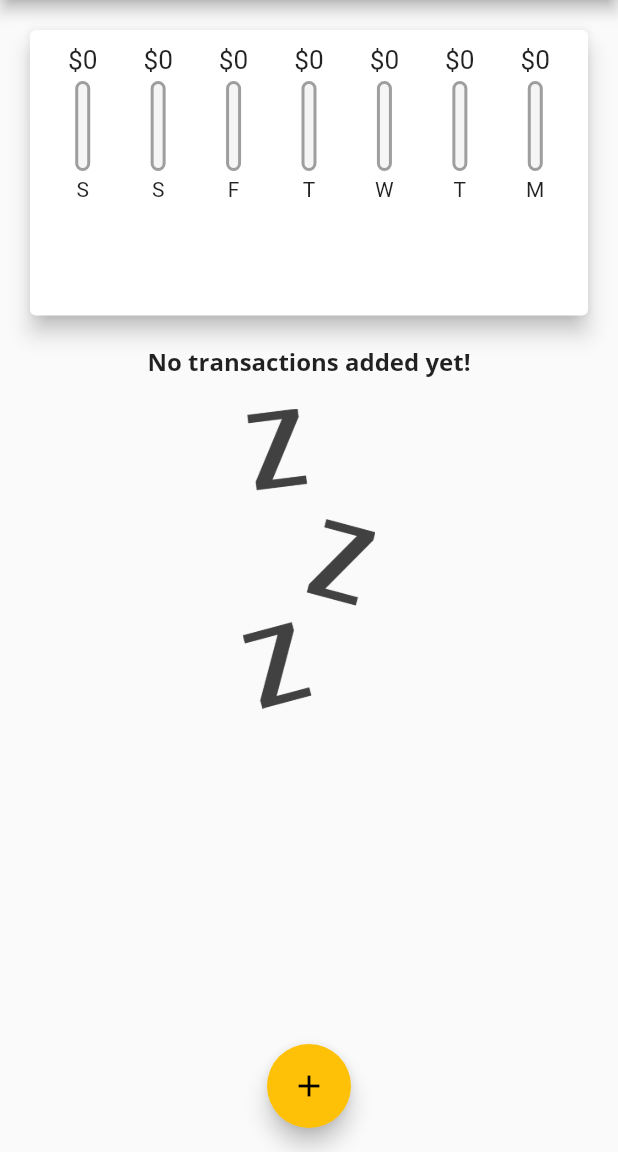
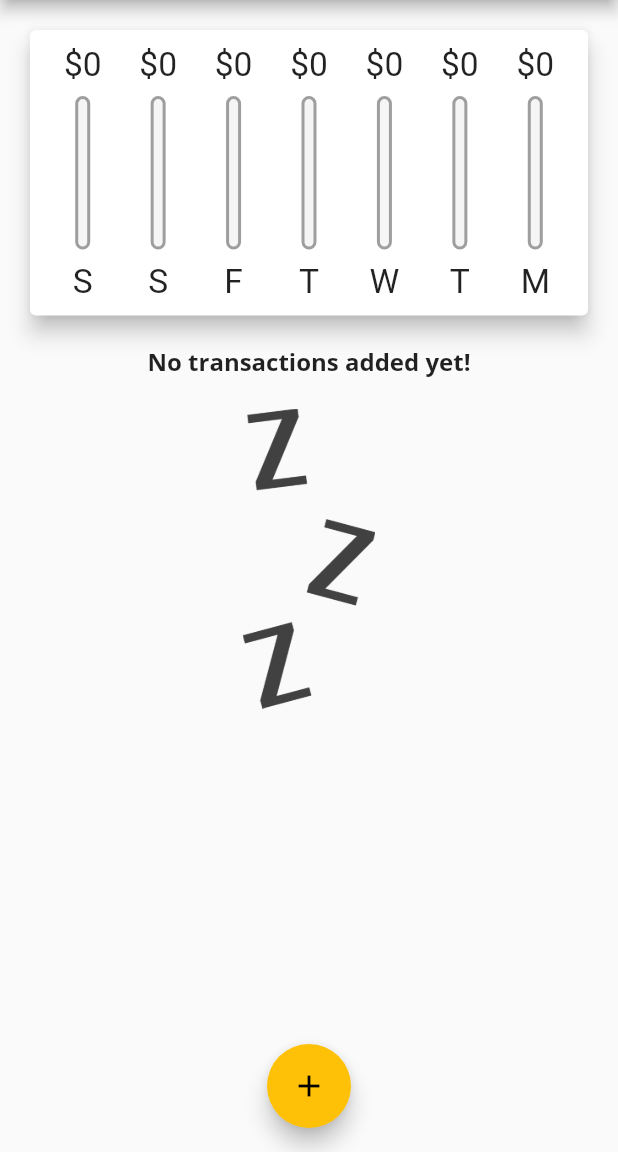
Before and after one commit to Raunakk02/Personal-Expenses-App, a Flutter app: the screen it shows after launch, on a phone screen of 412 x 824 dp, the part 84-1236 px from its top. Run offline on Flutter 3.47's test engine with Material 2 defaults, Android fonts, the phone set to English and light mode, and no system bars.

Commit message:
added responsiveness to chart_bar

```diff
--- a/lib/widgets/chart_bar.dart
+++ b/lib/widgets/chart_bar.dart
@@ -7,10 +7,11 @@ class ChartBar extends StatelessWidget {
   ChartBar(this.day, this.spendingAmount, this.spendingAmountPCT);
   @override
   Widget build(BuildContext context) {
+    return LayoutBuilder(builder: (ctx, constraints) {
       return Column(
         children: [
           Container(
-          height: 20,
+            height: constraints.maxHeight * 0.15,
             child: FittedBox(
               child: Text(
                 '\$${spendingAmount.toStringAsFixed(0)}',
@@ -18,20 +19,22 @@ class ChartBar extends StatelessWidget {
             ),
           ),
           SizedBox(
-          height: 4,
+            height: constraints.maxHeight * 0.05,
           ),
           Container(
-          height: 60,
+            height: constraints.maxHeight * 0.6,
             width: 10,
+            child: Stack(
+              children: [
+                Container(
                   decoration: BoxDecoration(
                     color: Colors.grey[100],
                     border: Border.all(color: Colors.grey, width: 2),
                     borderRadius: BorderRadius.circular(10),
                   ),
-          child: Stack(
-            children: [
+                ),
                 FractionallySizedBox(
-                heightFactor: spendingAmountPCT ,
+                  heightFactor: spendingAmountPCT,
                   child: Container(
                     decoration: BoxDecoration(
                       color: Theme.of(context).primaryColor,
@@ -43,10 +46,16 @@ class ChartBar extends StatelessWidget {
             ),
           ),
           SizedBox(
-          height: 4,
+            height: constraints.maxHeight * 0.05,
           ),
-        Text(day),
+          Container(
+            height: constraints.maxHeight * 0.15,
+            child: FittedBox(
+              child: Text(day),
+            ),
+          ),
         ],
       );
+    });
   }
 }
```
Lines whose indentation alone changed are shown as unchanged.
